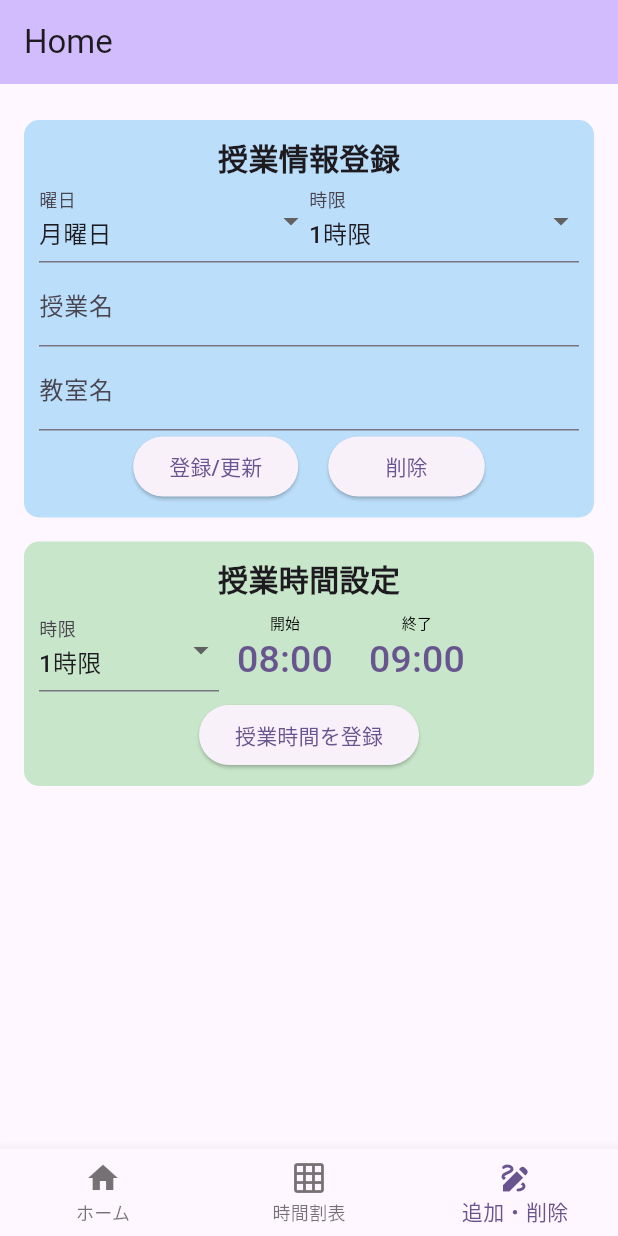
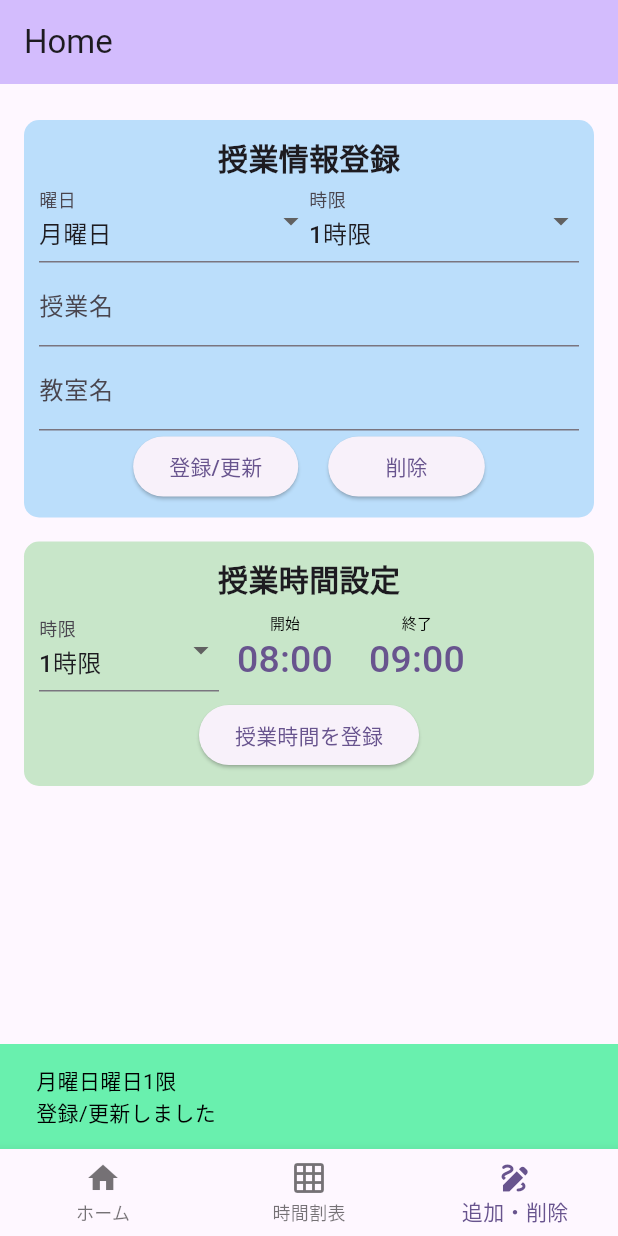
Before and after one commit to kenta1023/TimetableApp, a Flutter app: the screen it shows after launch, item 3 of the bottom bar chosen, after a tap on "登録/更新", on a phone screen of 412 x 824 dp. Run offline on Flutter 3.47's test engine with Material 2 defaults, Android fonts, the phone set to English and light mode, and no system bars; our stand-ins replace sqflite; accounts and stored records are empty.

Commit message:
データベースへの登録コード記載

```diff
--- a/lib/tabs/edit_tab.dart
+++ b/lib/tabs/edit_tab.dart
@@ -1,4 +1,5 @@
 import 'package:flutter/material.dart';
+import '../db_helper.dart';
 
 class EditTab extends StatefulWidget {
   const EditTab({Key? key}) : super(key: key);
@@ -20,6 +21,13 @@ class _EditTabState extends State<EditTab> {
   @override
   void initState() {
     super.initState();
+    _loadData();
+  }
+
+  _loadData() async {
+    final db = DatabaseHelper.instance;
+    final List<Timetable> timetables = await db.getAllTimetables();
+    final List<ClassPeriod> classPeriods = await db.getAllClassPeriods();
   }
 
   Future<void> _selectStartTime(BuildContext context) async {
@@ -43,6 +51,39 @@ class _EditTabState extends State<EditTab> {
       setState(() {
         endTime = picked;
       });
+    }
+  }
+
+  Future<bool> _updateTimetable(
+      String subject, String classroom, String dayOfWeek, int period) async {
+    final db = DatabaseHelper.instance;
+    final newTimetable = Timetable(
+      subject: subject,
+      classroom: classroom,
+      dayOfWeek: dayOfWeek,
+      period: period,
+    );
+    try {
+      int result = await db.insertTimetable(newTimetable);
+      return result != 0;
+    } catch (e) {
+      return false;
+    }
+  }
+
+  Future<bool> _updateClassPeriod(
+      int period, String startTime, String endTime) async {
+    final db = DatabaseHelper.instance;
+    final newClassPeriod = ClassPeriod(
+      period: period,
+      startTime: startTime,
+      endTime: endTime,
+    );
+    try {
+      int result = await db.insertClassPeriod(newClassPeriod);
+      return result != 0;
+    } catch (e) {
+      return false;
     }
   }
 
@@ -131,8 +172,33 @@ class _EditTabState extends State<EditTab> {
                   mainAxisAlignment: MainAxisAlignment.center, // ウィジェットを中央に配置
                   children: [
                     ElevatedButton(
-                      onPressed: () {
-                        // Process the information when the registration button is pressed
+                      onPressed: () async {
+                        _updateTimetable(
+                                classNameController.text,
+                                classroomNameController.text,
+                                selectedDayOfWeek[0],
+                                int.parse(selectedPeriod[0]))
+                            .then((success) {
+                          if (success == true) {
+                            ScaffoldMessenger.of(context).showSnackBar(
+                              SnackBar(
+                                backgroundColor: Colors.greenAccent,
+                                content: Text(
+                                  '$selectedDayOfWeek曜日${int.parse(selectedPeriod[0])}限${classNameController.text} \n登録/更新しました',
+                                  style: const TextStyle(color: Colors.black),
+                                ),
+                              ),
+                            );
+                          } else {
+                            ScaffoldMessenger.of(context).showSnackBar(
+                              const SnackBar(
+                                backgroundColor: Colors.redAccent,
+                                content: Text('登録/更新に失敗しました',
+                                    style: TextStyle(color: Colors.black)),
+                              ),
+                            );
+                          }
+                        });
                       },
                       child: const Text('登録/更新'),
                     ),
@@ -229,7 +295,35 @@ class _EditTabState extends State<EditTab> {
                   ],
                 ),
                 ElevatedButton(
-                  onPressed: () {},
+                  onPressed: () async {
+                    String startTimeString = '${startTime.hour.toString().padLeft(2, "0")}:${startTime.minute.toString().padLeft(2, "0")}';
+                    String endTimeString = '${endTime.hour.toString().padLeft(2, "0")}:${endTime.minute.toString().padLeft(2, "0")}';
+                    _updateClassPeriod(
+                            int.parse(selectedPeriodSetTime[0]),
+                            startTimeString,
+                            endTimeString)
+                        .then((success) {
+                      if (success == true) {
+                        ScaffoldMessenger.of(context).showSnackBar(
+                          SnackBar(
+                            backgroundColor: Colors.greenAccent,
+                            content: Text(
+                              '${selectedPeriodSetTime[0]}限目($startTimeString ~ $endTimeString) \n登録/更新しました',
+                              style: const TextStyle(color: Colors.black),
+                            ),
+                          ),
+                        );
+                      } else {
+                        ScaffoldMessenger.of(context).showSnackBar(
+                          const SnackBar(
+                            backgroundColor: Colors.redAccent,
+                            content: Text('登録/更新に失敗しました',
+                                style: TextStyle(color: Colors.black)),
+                          ),
+                        );
+                      }
+                    });
+                  },
                   child: const Text('授業時間を登録'),
                 ),
               ],
```
